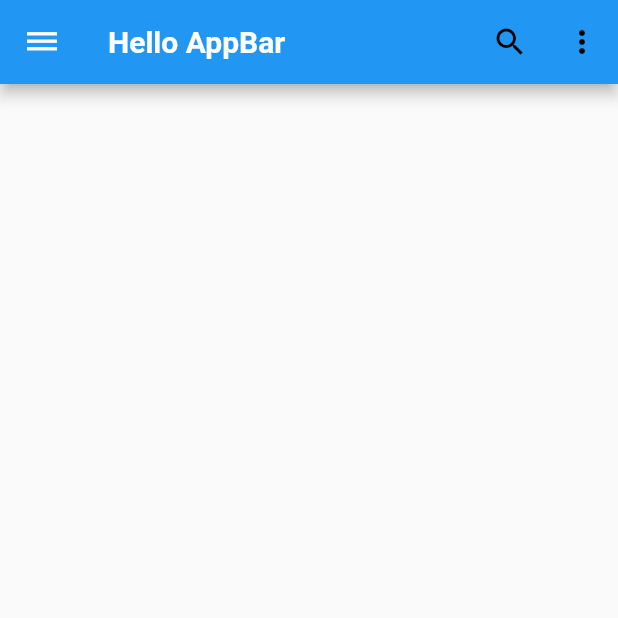
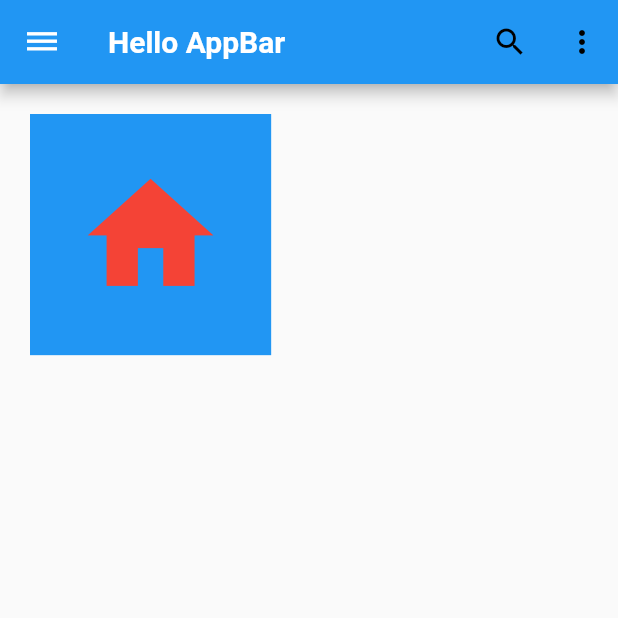
Before and after one commit to Norhayati26/belajar_flutter, a Flutter app: the screen it shows after launch, on a phone screen of 412 x 824 dp, the top half of it. Run offline on Flutter 3.47's test engine with Material 2 defaults, Android fonts, the phone set to English and light mode, and no system bars.

Commit message:
melakukan perubahan di file lib/main.dart

```diff
--- a/lib/main.dart
+++ b/lib/main.dart
@@ -35,6 +35,16 @@ class Home extends StatelessWidget{
           )
         ]
       ),
+      body: Container(
+        color: Colors.blue,
+        margin: EdgeInsets.symmetric(vertical: 20, horizontal: 20),
+        padding: EdgeInsets.all(30),
+        child: Icon(
+          Icons.home,
+          color: Colors.red,
+          size: 100.78,
+          ),
+      ),
     );
   }
 }
```
